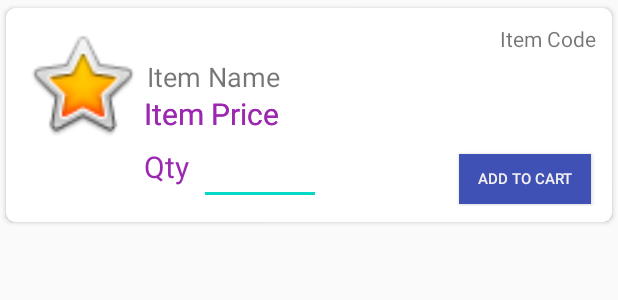
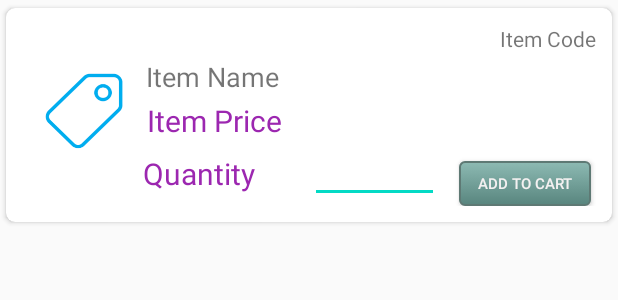
Before and after one commit to aherijanto/SimpleInvent, an Android app: the layout activity_main_card.xml on its own in the app's theme, with its tools: preview values and no code run, on a phone screen of 412 x 824 dp. Shown: the top 300 px of the screen. Run offline under Robolectric (Android 15) with nearby library versions, the phone set to English and light mode, and no system bars.

Commit message:
add model

```diff
--- a/app/build.gradle
+++ b/app/build.gradle
@@ -20,6 +20,8 @@ android {
             proguardFiles getDefaultProguardFile('proguard-android-optimize.txt'), 'proguard-rules.pro'
         }
     }
+
+
 }
 
 dependencies {
--- /dev/null
+++ b/app/src/main/res/drawable/mybutton.xml
@@ -0,0 +1,24 @@
+<?xml version="1.0" encoding="utf-8"?>
+<selector xmlns:android="http://schemas.android.com/apk/res/android" >
+    <item android:state_pressed="true" >
+        <shape android:shape="rectangle"  >
+            <corners android:radius="3dip" />
+            <stroke android:width="1dip" android:color="#5e7974" />
+            <gradient android:angle="-90" android:startColor="#345953" android:endColor="#689a92"  />
+        </shape>
+    </item>
+    <item android:state_focused="true">
+        <shape android:shape="rectangle"  >
+            <corners android:radius="3dip" />
+            <stroke android:width="1dip" android:color="#5e7974" />
+            <solid android:color="#58857e"/>
+        </shape>
+    </item>
+    <item >
+        <shape android:shape="rectangle"  >
+            <corners android:radius="3dip" />
+            <stroke android:width="1dip" android:color="#5e7974" />
+            <gradient android:angle="-90" android:startColor="#8dbab3" android:endColor="#58857e" />
+        </shape>
+    </item>
+</selector>
--- a/app/src/main/res/layout/activity_main.xml
+++ b/app/src/main/res/layout/activity_main.xml
@@ -8,7 +8,7 @@
 
     <EditText
         android:id="@+id/txtSearch"
-        android:layout_width="309dp"
+        android:layout_width="wrap_content"
         android:layout_height="wrap_content"
         android:ellipsize="none"
         android:ems="10"
--- a/app/src/main/res/layout/activity_main_card.xml
+++ b/app/src/main/res/layout/activity_main_card.xml
@@ -25,26 +25,15 @@
             android:layout_width="match_parent"
             android:layout_height="121dp">
 
-            <TextView
-                android:id="@+id/txtItemPrice2"
-                android:layout_width="wrap_content"
-                android:layout_height="wrap_content"
-                android:layout_below="@id/txtItemName"
-                android:layout_marginLeft="1dp"
-                android:layout_marginTop="-1dp"
-                android:layout_toRightOf="@id/itemView"
-                android:gravity="center_horizontal"
-                android:text="Item Price"
-                android:textAlignment="center"
-                android:textColor="#9C27B0"
-                android:textSize="20sp"
-                android:textStyle="normal" />
 
             <ImageView
                 android:id="@+id/itemView"
-                android:layout_width="80dp"
-                android:layout_height="80dp"
-                tools:srcCompat="@android:drawable/btn_star_big_on" />
+                android:layout_width="75dp"
+                android:layout_height="73dp"
+                android:layout_marginLeft="4dp"
+                android:layout_marginTop="20dp"
+                android:background="@drawable/goods"/>
+
 
             <TextView
                 android:id="@+id/txtItemCode"
@@ -77,8 +66,8 @@
                 android:layout_width="wrap_content"
                 android:layout_height="wrap_content"
                 android:layout_below="@id/txtItemName"
-                android:layout_marginLeft="1dp"
-                android:layout_marginTop="-1dp"
+                android:layout_marginLeft="4dp"
+                android:layout_marginTop="3dp"
                 android:layout_toRightOf="@id/itemView"
                 android:gravity="center_horizontal"
                 android:text="Item Price"
@@ -97,18 +86,18 @@
                 android:layout_marginTop="13dp"
                 android:layout_marginEnd="3dp"
                 android:layout_marginRight="3dp"
-                android:background="#3F51B5"
+                android:background="@drawable/mybutton"
                 android:text="Add to Cart"
                 android:textColor="#F4F1F1"
-                android:textSize="10sp"></Button>
+                android:textSize="10sp"/>
 
             <EditText
                 android:id="@+id/txtQty"
-                android:layout_width="81dp"
-                android:layout_height="wrap_content"
+                android:layout_width="86dp"
+                android:layout_height="35dp"
                 android:layout_below="@id/txtItemPrice"
-                android:layout_marginTop="2dp"
-                android:layout_marginRight="92dp"
+                android:layout_marginTop="6dp"
+                android:layout_marginRight="13dp"
                 android:layout_toLeftOf="@id/btnAddCart"
                 android:ems="10"
                 android:inputType="numberDecimal" />
@@ -122,7 +111,7 @@
                 android:layout_marginTop="8dp"
                 android:layout_toRightOf="@id/itemView"
                 android:gravity="center_horizontal"
-                android:text="Qty"
+                android:text="Quantity"
                 android:textAlignment="center"
                 android:textColor="#9C27B0"
                 android:textSize="20sp"
--- a/app/src/main/res/mipmap-anydpi-v26/ic_app.xml
+++ b/app/src/main/res/mipmap-anydpi-v26/ic_app.xml
@@ -1,5 +1,4 @@
 <?xml version="1.0" encoding="utf-8"?>
 <adaptive-icon xmlns:android="http://schemas.android.com/apk/res/android">
     <background android:drawable="@drawable/ic_app_background"/>
-    <foreground android:drawable="@mipmap/ic_app_foreground"/>
 </adaptive-icon>
--- a/app/src/main/res/mipmap-anydpi-v26/ic_app_round.xml
+++ b/app/src/main/res/mipmap-anydpi-v26/ic_app_round.xml
@@ -1,5 +1,4 @@
 <?xml version="1.0" encoding="utf-8"?>
 <adaptive-icon xmlns:android="http://schemas.android.com/apk/res/android">
     <background android:drawable="@drawable/ic_app_background"/>
-    <foreground android:drawable="@mipmap/ic_app_foreground"/>
 </adaptive-icon>
```
